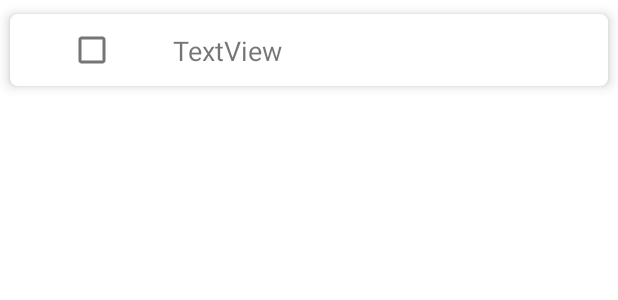
After one commit to azeupaul/TodoMe, an Android app: the layout task_item.xml on its own in the app's theme, with its tools: preview values and no code run, on a phone screen of 412 x 824 dp. The commit adds this screen. Shown: the top 300 px of the screen. Run offline under Robolectric (Android 15) with nearby library versions, the phone set to English and light mode, and no system bars.

Commit message:
Set up the recylcerview and task item layout

```diff
--- a/app/src/main/res/layout/list_tasks_fragment.xml
+++ b/app/src/main/res/layout/list_tasks_fragment.xml
@@ -12,15 +12,19 @@
         android:layout_height="match_parent"
         tools:context=".ui.ListTasksFragment">
 
-        <TextView
-            android:id="@+id/textView"
-            android:layout_width="wrap_content"
-            android:layout_height="wrap_content"
+        <androidx.recyclerview.widget.RecyclerView
+            android:id="@+id/list_tasks"
+            android:layout_width="0dp"
+            android:layout_height="0dp"
+            android:layout_marginStart="16dp"
+            android:layout_marginTop="16dp"
+            android:layout_marginEnd="16dp"
+            android:layout_marginBottom="16dp"
             android:text="@string/list_tasks"
-            android:onClick="@{() -> viewmodel.onShow()}"
             app:layout_constraintBottom_toBottomOf="parent"
             app:layout_constraintEnd_toEndOf="parent"
             app:layout_constraintStart_toStartOf="parent"
-            app:layout_constraintTop_toTopOf="parent" />
+            app:layout_constraintTop_toTopOf="parent"
+            tools:listitem="@layout/task_item" />
     </androidx.constraintlayout.widget.ConstraintLayout>
 </layout>
--- /dev/null
+++ b/app/src/main/res/layout/task_item.xml
@@ -0,0 +1,38 @@
+<?xml version="1.0" encoding="utf-8"?>
+<androidx.cardview.widget.CardView xmlns:android="http://schemas.android.com/apk/res/android"
+    xmlns:app="http://schemas.android.com/apk/res-auto"
+    xmlns:tools="http://schemas.android.com/tools"
+    android:layout_width="match_parent"
+    android:layout_height="wrap_content"
+    app:cardCornerRadius="5dp"
+    app:cardElevation="5dp"
+    app:cardUseCompatPadding="true">
+
+    <androidx.constraintlayout.widget.ConstraintLayout
+        android:layout_width="match_parent"
+        android:layout_height="match_parent">
+
+
+        <CheckBox
+            android:id="@+id/task_status"
+            android:layout_width="wrap_content"
+            android:layout_height="wrap_content"
+            app:layout_constraintBottom_toBottomOf="parent"
+            app:layout_constraintEnd_toStartOf="@+id/task_title"
+            app:layout_constraintHorizontal_bias="0.5"
+            app:layout_constraintStart_toStartOf="parent"
+            app:layout_constraintTop_toTopOf="parent" />
+
+        <TextView
+            android:id="@+id/task_title"
+            android:layout_width="259dp"
+            android:layout_height="wrap_content"
+            android:text="TextView"
+            android:textSize="18sp"
+            app:layout_constraintBottom_toBottomOf="parent"
+            app:layout_constraintEnd_toEndOf="parent"
+            app:layout_constraintHorizontal_bias="0.5"
+            app:layout_constraintStart_toEndOf="@+id/task_status"
+            app:layout_constraintTop_toTopOf="parent" />
+    </androidx.constraintlayout.widget.ConstraintLayout>
+</androidx.cardview.widget.CardView>
```
